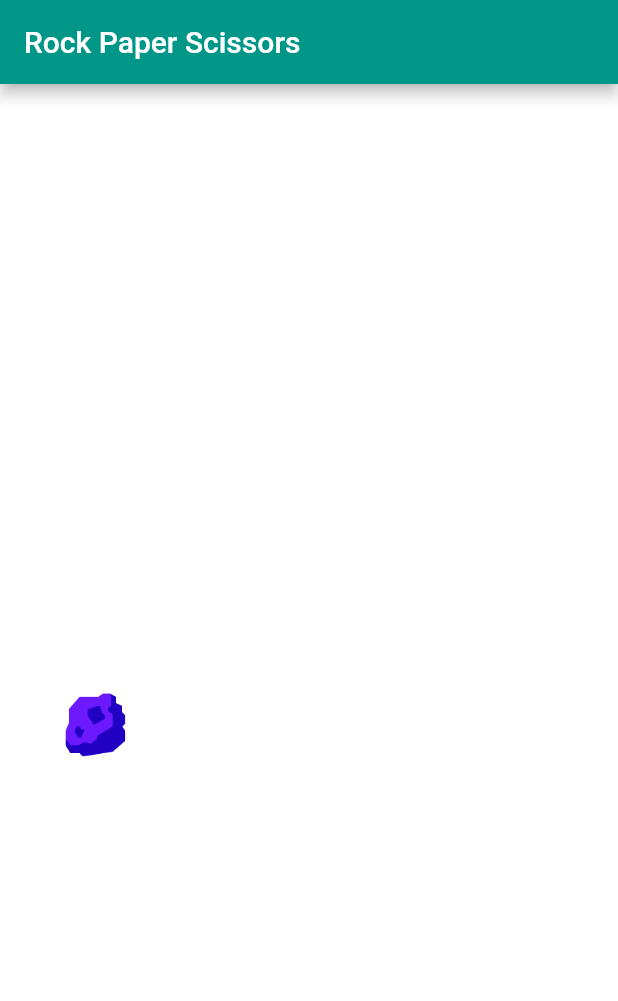
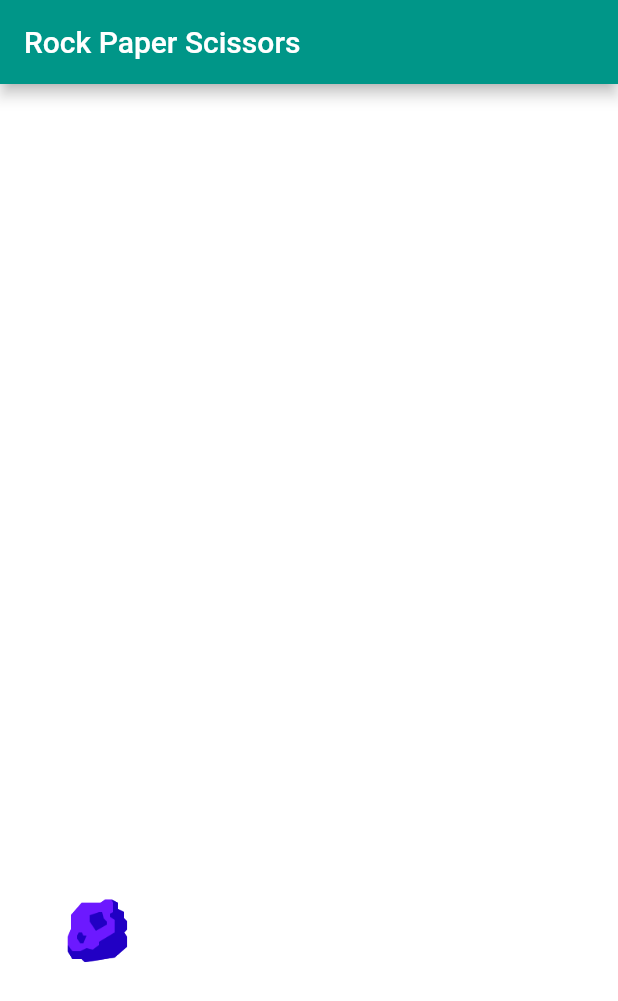
Before and after one commit to mohammadsadra/rock-paper-sccissor-flutter, a Flutter app: the screen it shows after launch, after a tap on "Start", on a phone screen of 412 x 824 dp. Shown: the top 1001 px of the screen. Run offline on Flutter 3.47's test engine with Material 2 defaults, Android fonts, the phone set to English and light mode, and no system bars; our stand-ins replace get.

Commit message:
Made application responsive.

```diff
--- a/lib/main.dart
+++ b/lib/main.dart
@@ -1,11 +1,14 @@
 import 'dart:async';
 import 'dart:math';
 import 'package:flutter/material.dart';
+import 'package:get/route_manager.dart';
 import 'package:rps/image.dart';
 
-void main() => runApp(RockPaperScissorsApp());
+void main() => runApp(const RockPaperScissorsApp());
 
 class RockPaperScissorsApp extends StatelessWidget {
+  const RockPaperScissorsApp({super.key});
+
   @override
   Widget build(BuildContext context) {
     return MaterialApp(
@@ -14,12 +17,14 @@ class RockPaperScissorsApp extends StatelessWidget {
         primarySwatch: Colors.teal,
       ),
       debugShowCheckedModeBanner: false,
-      home: RockPaperScissorsScreen(),
+      home: const RockPaperScissorsScreen(),
     );
   }
 }
 
 class RockPaperScissorsScreen extends StatefulWidget {
+  const RockPaperScissorsScreen({super.key});
+
   @override
   _RockPaperScissorsScreenState createState() =>
       _RockPaperScissorsScreenState();
@@ -99,7 +104,7 @@ class _RockPaperScissorsScreenState extends State<RockPaperScissorsScreen> {
   Widget build(BuildContext context) {
     return Scaffold(
       appBar: AppBar(
-        title: Text('Rock Paper Scissors'),
+        title: const Text('Rock Paper Scissors'),
         actions: [
           !isStarted
               ? TextButton(
@@ -125,7 +130,7 @@ class _RockPaperScissorsScreenState extends State<RockPaperScissorsScreen> {
         child: GestureDetector(
           behavior: HitTestBehavior.opaque,
           onTap: () {
-            const duration = Duration(milliseconds: 500);
+            const duration = Duration(milliseconds: 300);
             Timer.periodic(duration, (timer) {
               moveObjects();
               checkCollisions();
@@ -165,11 +170,14 @@ class RPSObject {
   double directionY = 0;
   Random random = Random();
 
+  double width = Get.width;
+  double height = Get.height - 50;
+
   // Initialize object
   RPSObject({required this.type}) {
     size = 50.0;
-    x = random.nextDouble() * (400 - size);
-    y = random.nextDouble() * (600 - size);
+    x = random.nextDouble() * (width - size);
+    y = random.nextDouble() * (height - size);
     directionX = random.nextBool() ? 1.0 : -1.0;
     directionY = random.nextBool() ? 1.0 : -1.0;
   }
@@ -179,11 +187,11 @@ class RPSObject {
     x += directionX * 5;
     y += directionY * 5;
 
-    if (x < 0 || x > 400 - size) {
+    if (x < 0 || x > width - size) {
       directionX *= -1;
     }
 
-    if (y < 0 || y > 600 - size) {
+    if (y < 0 || y > height - size) {
       directionY *= -1;
     }
   }
@@ -199,7 +207,7 @@ class RPSObject {
   // If has collisio, change the directions
   void redirect() {
     directionX *= -1;
-    directionY *= -1;
+    directionY *= 1;
   }
 
   // Get image of object
```
